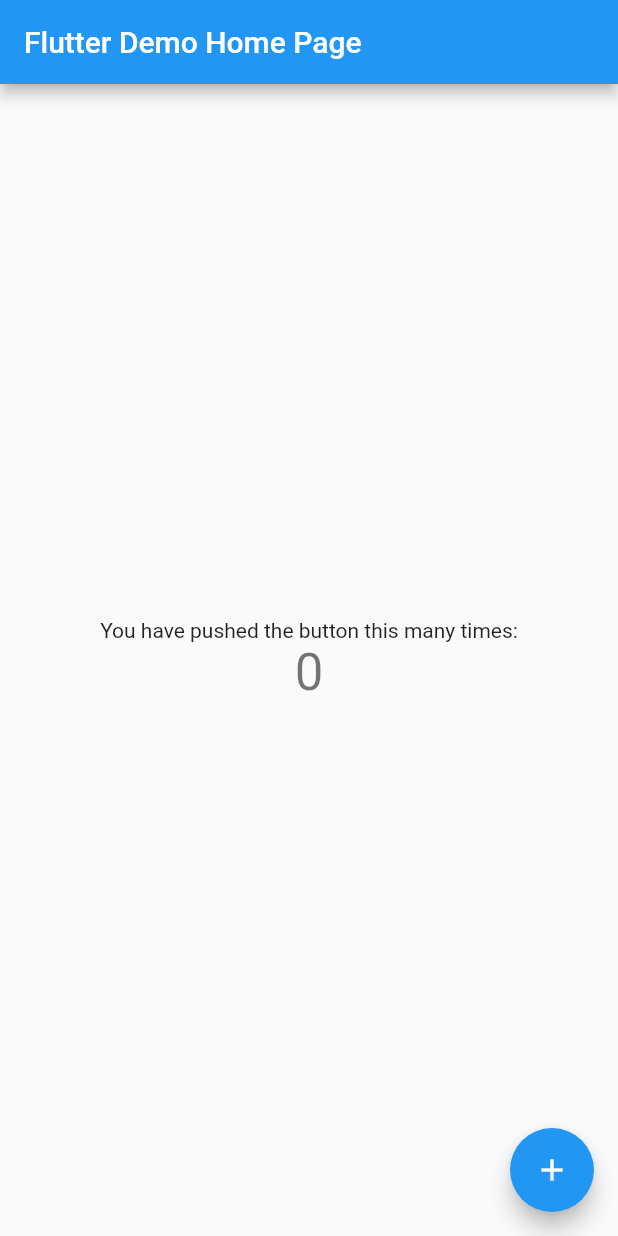
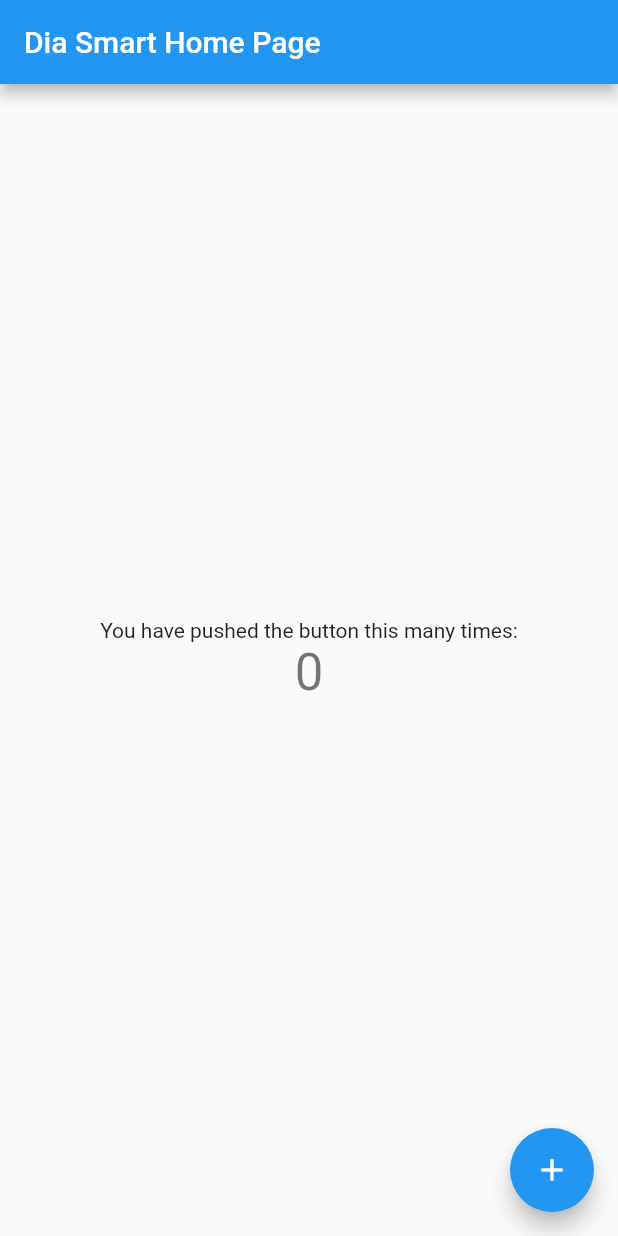
Before and after one commit to abenjelloun1989/DiaSmart, a Flutter app: the screen it shows after launch, on a phone screen of 412 x 824 dp. Run offline on Flutter 3.47's test engine with Material 2 defaults, Android fonts, the phone set to English and light mode, and no system bars.

Commit message:
initial setup of DiaSmart Flutter App

```diff
--- a/dia_smart_app/lib/main.dart
+++ b/dia_smart_app/lib/main.dart
@@ -7,7 +7,7 @@ class MyApp extends StatelessWidget {
   @override
   Widget build(BuildContext context) {
     return MaterialApp(
-      title: 'Flutter Demo',
+      title: 'Dia Smart',
       theme: ThemeData(
         // This is the theme of your application.
         //
@@ -20,7 +20,7 @@ class MyApp extends StatelessWidget {
         // is not restarted.
         primarySwatch: Colors.blue,
       ),
-      home: MyHomePage(title: 'Flutter Demo Home Page'),
+      home: MyHomePage(title: 'Dia Smart Home Page'),
     );
   }
 }
@@ -96,7 +96,7 @@ class _MyHomePageState extends State<MyHomePage> {
             ),
             Text(
               '$_counter',
-              style: Theme.of(context).textTheme.display1,
+              style: Theme.of(context).textTheme.headline4,
             ),
           ],
         ),
```
Also changed, not shown: dia_smart_app/pubspec.lock.
